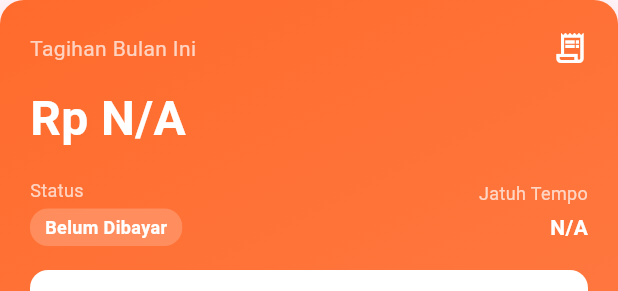
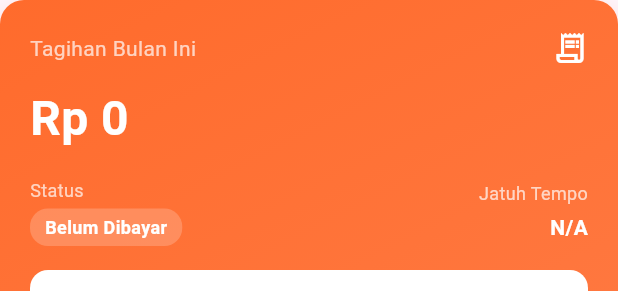
Before and after one commit to Jong44/Boarding-House-App, a Flutter app: the PaymentCard widget shown alone on an empty page, opened directly, on a phone screen of 412 x 824 dp. Shown: the top 291 px of the screen. Run offline on Flutter 3.47's test engine with Material 3 defaults, Android fonts, the phone set to English and light mode, and no system bars; our stand-ins replace fl_chart, flutter_riverpod, image_picker, state_notifier, supabase_flutter; accounts and stored records are empty.

Commit message:
update payment card tenants

```diff
--- a/lib/modules/penghuni/views/home/components/payment_card.dart
+++ b/lib/modules/penghuni/views/home/components/payment_card.dart
@@ -49,7 +49,9 @@ class _PaymentCardState extends State<PaymentCard> {
           ),
           const SizedBox(height: 12),
           Text(
-            'Rp ${contract?.price ?? 'N/A'}',
+            contract?.invoices != null && contract!.invoices!.isNotEmpty
+                ? _formatCurrency(contract!.invoices!.first.totalAmount.toInt())
+                : _formatCurrency(0),
             style: TextStyle(
               fontSize: 32,
               fontWeight: FontWeight.bold,
@@ -142,4 +144,8 @@ class _PaymentCardState extends State<PaymentCard> {
       ),
     );
   }
+
+  String _formatCurrency(int amount) {
+    return 'Rp ${amount.toString().replaceAllMapped(RegExp(r'(\d{1,3})(?=(\d{3})+(?!\d))'), (Match m) => '${m[1]}.')}';
+  }
 }
```
